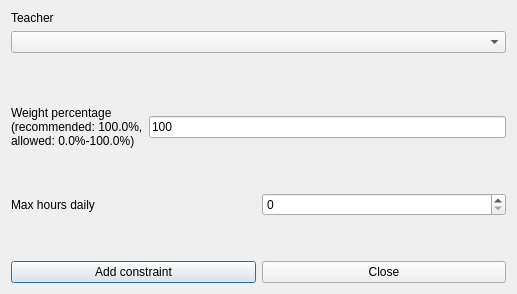
This is fet/src/interface/addconstraintteachermaxhoursdailyrealdaysform_template.ui in vonmecheln/fet as Qt 5 draws it before an edit. The edited form follows.
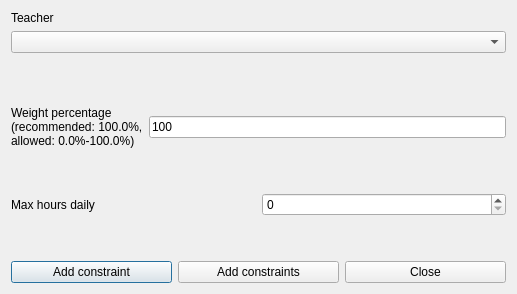
This is the edited form.

Patch:
```diff
--- a/fet/src/interface/addconstraintteachermaxhoursdailyrealdaysform_template.ui
+++ b/fet/src/interface/addconstraintteachermaxhoursdailyrealdaysform_template.ui
@@ -147,6 +147,13 @@
        </property>
       </widget>
      </item>
+     <item>
+      <widget class="QPushButton" name="addConstraintsPushButton">
+       <property name="text">
+        <string>Add constraints</string>
+       </property>
+      </widget>
+     </item>
      <item>
       <widget class="QPushButton" name="closePushButton">
        <property name="text">
```
